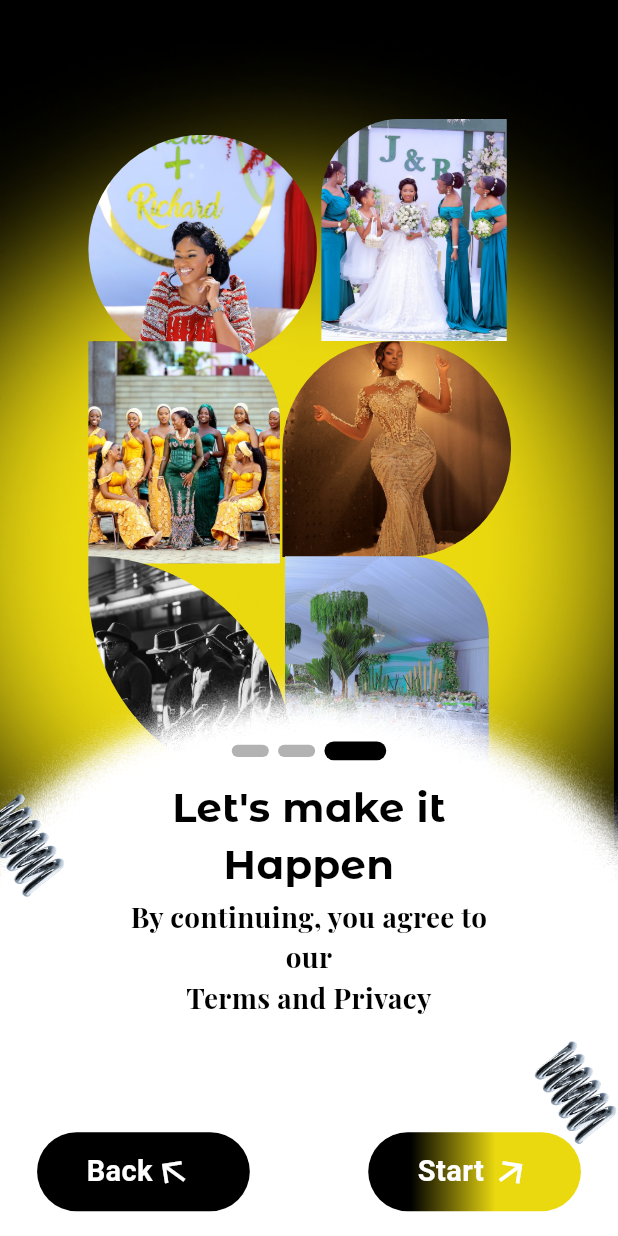
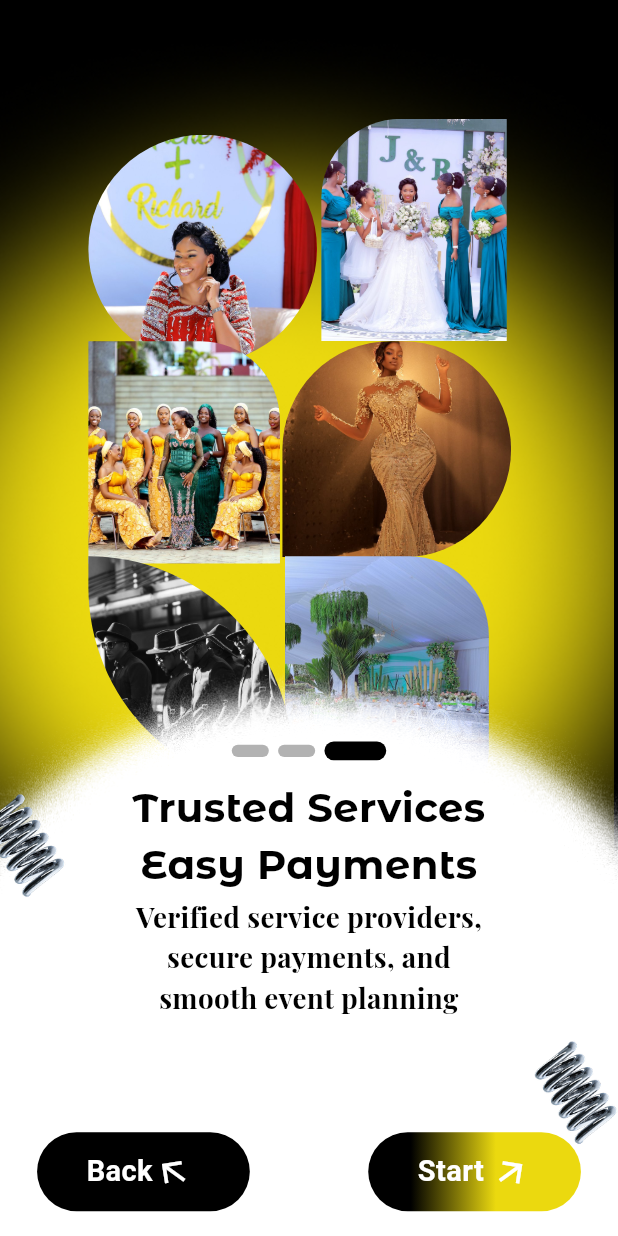
Before and after one commit to Alvin11David/Events-Uganda, a Flutter app: the OnboardingScreen3 screen opened directly, on a phone screen of 412 x 824 dp. Run offline on Flutter 3.47's test engine with Material 3 defaults, Android fonts, the phone set to English and light mode, and no system bars; our stand-ins replace cloud_firestore, firebase_auth, firebase_core, firebase_messaging, google_sign_in, shared_preferences and 1 more; accounts and stored records are empty.

Commit message:
Editted obs1

```diff
--- a/events_uganda/lib/Intro/Onboarding_Screen3.dart
+++ b/events_uganda/lib/Intro/Onboarding_Screen3.dart
@@ -179,7 +179,7 @@ class _OnboardingScreen3State extends State<OnboardingScreen3> {
             right: 0,
             child: Center(
               child: Text(
-                'Let\'s make it\nHappen',
+                'Trusted Services\nEasy Payments',
                 textAlign: TextAlign.center,
                 style: TextStyle(
                   color: Colors.black,
@@ -196,7 +196,7 @@ class _OnboardingScreen3State extends State<OnboardingScreen3> {
             right: 0,
             child: Center(
               child: Text(
-                'By continuing, you agree to\nour\nTerms and Privacy',
+                'Verified service providers,\nsecure payments, and\nsmooth event planning',
                 textAlign: TextAlign.center,
                 style: TextStyle(
                   color: Colors.black,
```
